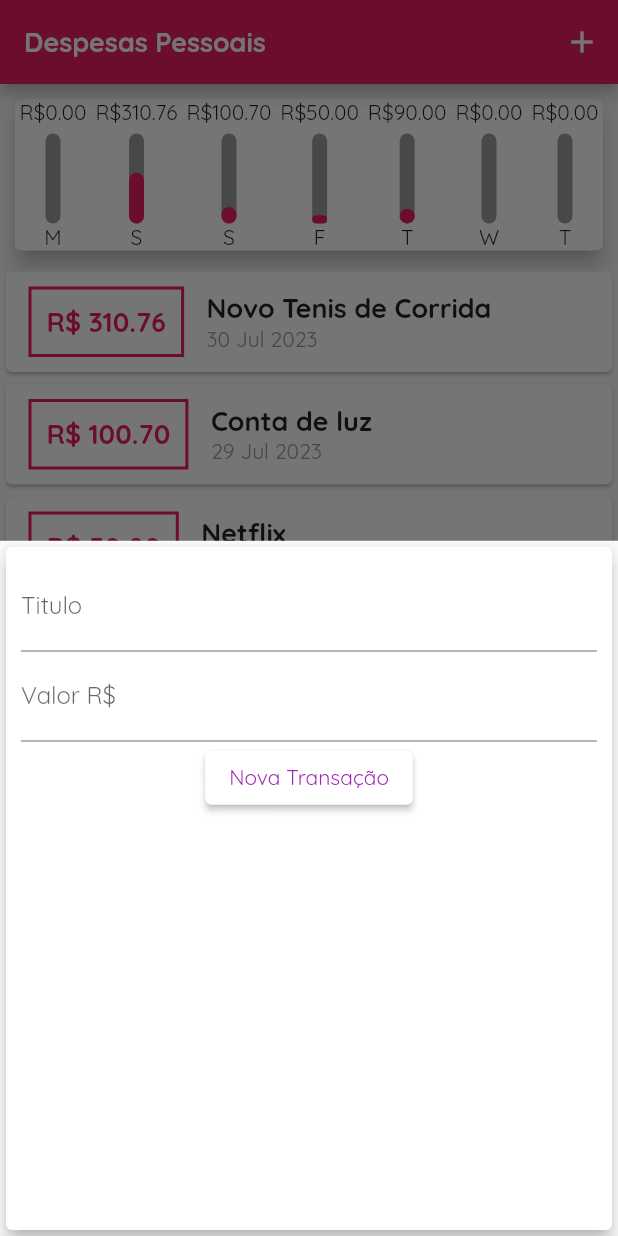
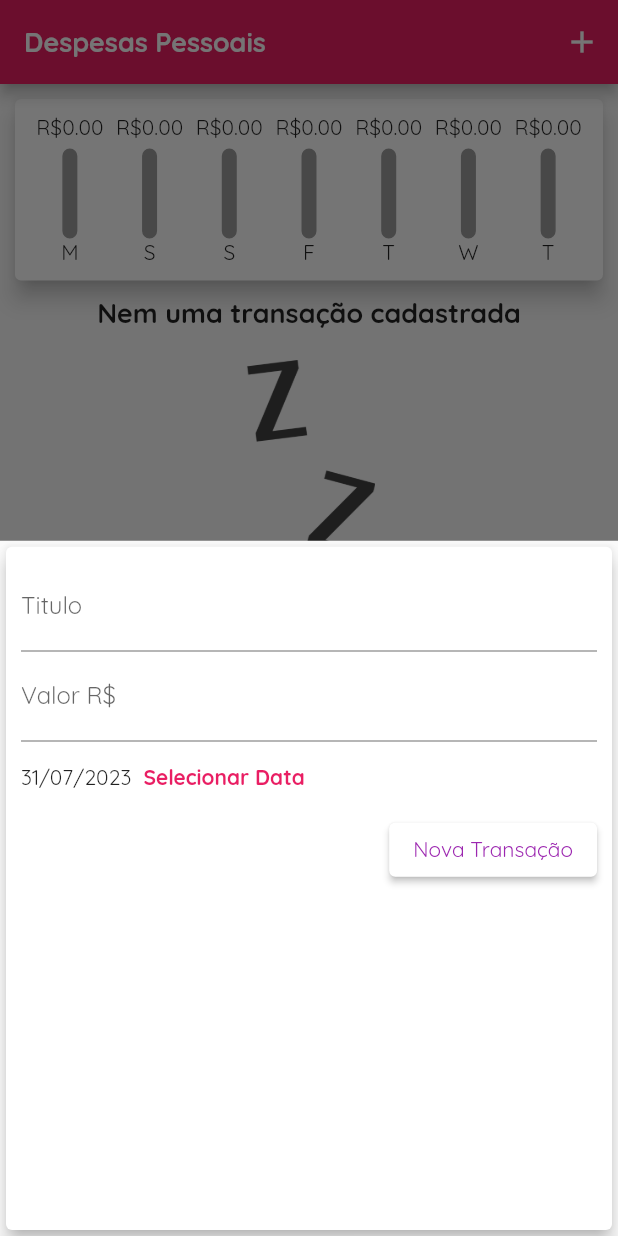
Before and after one commit to lucas-ol/expenses, a Flutter app: the screen it shows after launch, after a tap on the "add" icon, on a phone screen of 412 x 824 dp. Run offline on Flutter 3.47's test engine with Material 2 defaults, Android fonts, the phone set to English and light mode, and no system bars.

Commit message:
refactor code and  added delete button and fixed layout

```diff
--- a/lib/components/chart.dart
+++ b/lib/components/chart.dart
@@ -1,13 +1,12 @@
 import 'package:flutter/material.dart';
-import 'package:flutter/src/widgets/container.dart';
-import 'package:flutter/src/widgets/framework.dart';
+
 import 'package:intl/intl.dart';
 
 import '../models/transaction.dart';
 import 'chart_bar.dart';
 
 class Chart extends StatelessWidget {
-  Chart(this.recentTransaction, {super.key});
+  const Chart(this.recentTransaction, {super.key});
   final List<Transaction> recentTransaction;
 
   double get _weekTotalValue {
@@ -45,23 +44,23 @@ class Chart extends StatelessWidget {
     return Card(
       elevation: 6,
       margin: const EdgeInsets.all(10),
-      child: Row(
-          mainAxisAlignment: MainAxisAlignment.spaceAround,
-          children: groupedTransactions
-              .map((e) => Column(
-                    children: [
-                      Flexible(
-                        fit: FlexFit.loose,
-                        child: ChartBar(
-                          label: e["day"].toString(),
-                          value: e['value'] as double,
-                          percentage:
-                              ((e['value'] as double) / _weekTotalValue),
-                        ),
-                      ),
-                    ],
-                  ))
-              .toList()),
+      child: Padding(
+        padding: const EdgeInsets.all(10.0),
+        child: Row(
+            mainAxisAlignment: MainAxisAlignment.spaceAround,
+            children: groupedTransactions.map((tr) {
+              return Flexible(
+                fit: FlexFit.tight,
+                child: ChartBar(
+                  label: tr['day'] as String,
+                  value: tr['value'] as double,
+                  percentage: _weekTotalValue == 0
+                      ? 0
+                      : (tr['value'] as double) / _weekTotalValue,
+                ),
+              );
+            }).toList()),
+      ),
     );
   }
 }
--- a/lib/components/chart_bar.dart
+++ b/lib/components/chart_bar.dart
@@ -18,7 +18,7 @@ class ChartBar extends StatelessWidget {
       children: [
         Text('R\$${value.toStringAsFixed(2)}'),
         const SizedBox(height: 5),
-        Container(
+        SizedBox(
           height: 60,
           width: 10,
           child: Stack(
--- a/lib/components/transaction_form.dart
+++ b/lib/components/transaction_form.dart
@@ -1,7 +1,8 @@
 import 'package:flutter/material.dart';
+import 'package:intl/intl.dart';
 
 class TransactionForm extends StatefulWidget {
-  final void Function(String title, double) onSubmit;
+  final void Function(String title, double value, DateTime date) onSubmit;
 
   const TransactionForm(this.onSubmit, {super.key});
 
@@ -11,8 +12,8 @@ class TransactionForm extends StatefulWidget {
 
 class _TransactionFormState extends State<TransactionForm> {
   final _titleController = TextEditingController();
-
   final _valueController = TextEditingController();
+  DateTime selectedDate = DateTime.now();
 
   void _submitForm() {
     final title = _titleController.text;
@@ -21,7 +22,22 @@ class _TransactionFormState extends State<TransactionForm> {
     if (title.isEmpty || value <= 0) {
       return;
     }
-    widget.onSubmit(title, value);
+
+    widget.onSubmit(title, value, selectedDate);
+  }
+
+  Future<void> _showDatePicker() async {
+    final pickedDate = await showDatePicker(
+      context: context,
+      initialDate: DateTime.now(),
+      firstDate: DateTime(2019),
+      lastDate: DateTime.now(),
+    );
+    setState(() {
+      if (pickedDate != null) {
+        selectedDate = pickedDate;
+      }
+    });
   }
 
   @override
@@ -43,12 +59,27 @@ class _TransactionFormState extends State<TransactionForm> {
                   const TextInputType.numberWithOptions(decimal: true),
               decoration: const InputDecoration(labelText: 'Valor R\$'),
             ),
-            ElevatedButton(
-              style: ElevatedButton.styleFrom(backgroundColor: Colors.white),
-              onPressed: _submitForm,
-              child: const Text(
-                "Nova Transação",
-                style: TextStyle(color: Colors.purple),
+            Row(
+              children: [
+                Text(DateFormat("dd/MM/y").format(selectedDate)),
+                TextButton(
+                  onPressed: _showDatePicker,
+                  child: const Text(
+                    "Selecionar Data",
+                    style: TextStyle(fontWeight: FontWeight.bold),
+                  ),
+                ),
+              ],
+            ),
+            Container(
+              alignment: Alignment.topRight,
+              child: ElevatedButton(
+                style: ElevatedButton.styleFrom(backgroundColor: Colors.white),
+                onPressed: _submitForm,
+                child: const Text(
+                  "Nova Transação",
+                  style: TextStyle(color: Colors.purple),
+                ),
               ),
             )
           ],
--- a/lib/components/transaction_list.dart
+++ b/lib/components/transaction_list.dart
@@ -4,13 +4,12 @@ import 'package:intl/intl.dart';
 
 class TransactionList extends StatelessWidget {
   final List<Transaction> _transactions;
-
-  const TransactionList(this._transactions, {super.key});
+  final void Function(String) onRemove;
+  const TransactionList(this._transactions, this.onRemove, {super.key});
 
   @override
   Widget build(BuildContext context) {
     return SizedBox(
-        height: 300,
       child: _transactions.isEmpty
           ? Center(
               child: Column(
@@ -18,13 +17,16 @@ class TransactionList extends StatelessWidget {
                 children: [
                   Text(
                     "Nem uma transação cadastrada",
-                      style: Theme.of(context).textTheme.headline6,
+                    style: Theme.of(context).textTheme.titleLarge,
                   ),
-                    SizedBox(
+                  Container(
+                    margin: const EdgeInsets.only(top: 20),
+                    child: SizedBox(
                       height: 200,
                       child: Image.asset(
                         'assets/imgs/waiting.png',
                         fit: BoxFit.cover,
+                      ),
                     ),
                   )
                 ],
@@ -32,48 +34,46 @@ class TransactionList extends StatelessWidget {
             )
           : ListView.builder(
               itemCount: _transactions.length,
-                itemBuilder: (context, index) {
+              itemBuilder: (ctx, index) {
                 final tr = _transactions[index];
-
                 return Card(
-                      child: Row(
-                    children: [
-                      Container(
-                        padding: const EdgeInsets.all(10),
+                  elevation: 5,
                   margin: const EdgeInsets.symmetric(
-                            horizontal: 15, vertical: 10),
-                        decoration: BoxDecoration(
-                          border: Border.all(
-                              color: Theme.of(context).primaryColor, width: 2),
+                    vertical: 8,
+                    horizontal: 5,
                   ),
+                  child: ListTile(
+                    leading: CircleAvatar(
+                      backgroundColor: Theme.of(context).primaryColor,
+                      radius: 30,
+                      child: Padding(
+                        padding: const EdgeInsets.all(6),
+                        child: FittedBox(
                           child: Text(
-                          'R\$ ${tr.value.toStringAsFixed(2)}',
-                          style: TextStyle(
-                            fontWeight: FontWeight.bold,
-                            color: Theme.of(context).primaryColor,
-                            fontSize: 18,
+                            'R\$${tr.value}',
+                            style: const TextStyle(
+                              color: Colors.white,
                             ),
                           ),
                         ),
-                      Column(
-                        crossAxisAlignment: CrossAxisAlignment.start,
-                        children: [
-                          Text(
+                      ),
+                    ),
+                    title: Text(
                       tr.title,
-                            // style: TextStyle(
-                            //   fontSize: 16,
-                            //   fontWeight: FontWeight.bold,
-                            // ),
-                            style: Theme.of(context).textTheme.headline6,
+                      style: Theme.of(context).textTheme.titleLarge,
                     ),
-                          Text(
+                    subtitle: Text(
                       DateFormat('d MMM y').format(tr.date),
-                            style: const TextStyle(color: Colors.grey),
                     ),
-                        ],
+                    trailing: IconButton(
+                      icon: const Icon(Icons.delete),
+                      color: Theme.of(context).colorScheme.error,
+                      onPressed: () => onRemove(tr.id),
                     ),
-                    ],
-                  ));
-                }));
+                  ),
+                );
+              },
+            ),
+    );
   }
 }
--- a/lib/main.dart
+++ b/lib/main.dart
@@ -22,7 +22,7 @@ class ExpensesApp extends StatelessWidget {
             primarySwatch: Colors.pink,
             fontFamily: 'Quicksand',
             textTheme: const TextTheme(
-                headline6: TextStyle(
+                titleLarge: TextStyle(
                     fontSize: 18,
                     fontFamily: 'Quicksand',
                     fontWeight: FontWeight.w700)),
@@ -43,36 +43,7 @@ class HomePage extends StatefulWidget {
 }
 
 class _HomePageState extends State<HomePage> {
-  final List<Transaction> _transactions = [
-    Transaction(
-        't1',
-        'Novo Tenis de Corrida',
-        310.76,
-        DateTime.now().subtract(
-          const Duration(days: 1),
-        )),
-    Transaction(
-        't2',
-        'Conta de luz',
-        100.70,
-        DateTime.now().subtract(
-          const Duration(days: 2),
-        )),
-    Transaction(
-        't3',
-        'Netflix',
-        50,
-        DateTime.now().subtract(
-          const Duration(days: 3),
-        )),
-    Transaction(
-        't3',
-        'Netflix 2',
-        90,
-        DateTime.now().subtract(
-          const Duration(days: 4),
-        )),
-  ];
+  final List<Transaction> _transactions = [];
 
   List<Transaction> get _recentTransactions {
     return _transactions
@@ -82,12 +53,18 @@ class _HomePageState extends State<HomePage> {
         .toList();
   }
 
-  _addTransaction(String title, double value) {
+  void _removeTransaction(String id) {
+    setState(() {
+      _transactions.removeWhere((tr) => tr.id == id);
+    });
+  }
+
+  void _addTransaction(String title, double value, DateTime date) {
     final newTransaction = Transaction(
       Random().nextDouble().toString(),
       title,
       value,
-      DateTime.now(),
+      date,
     );
 
     setState(() {
@@ -121,13 +98,11 @@ class _HomePageState extends State<HomePage> {
                 icon: const Icon(Icons.add))
           ],
         ),
-        body: SingleChildScrollView(
-          child: Column(
-            children: [
-              Chart(_recentTransactions),
-              TransactionList(_transactions),
-            ],
-          ),
+        body: Column(
+          children: [
+            Chart(_recentTransactions),
+            Expanded(child: TransactionList(_transactions, _removeTransaction)),
+          ],
         ));
   }
 }
```
Also changed, not shown: analysis_options.yaml (line endings or trailing spaces), lib/models/transaction.dart (line endings or trailing spaces), pubspec.lock, pubspec.yaml (line endings or trailing spaces), 79 other files. Lines whose indentation alone changed are shown as unchanged.
